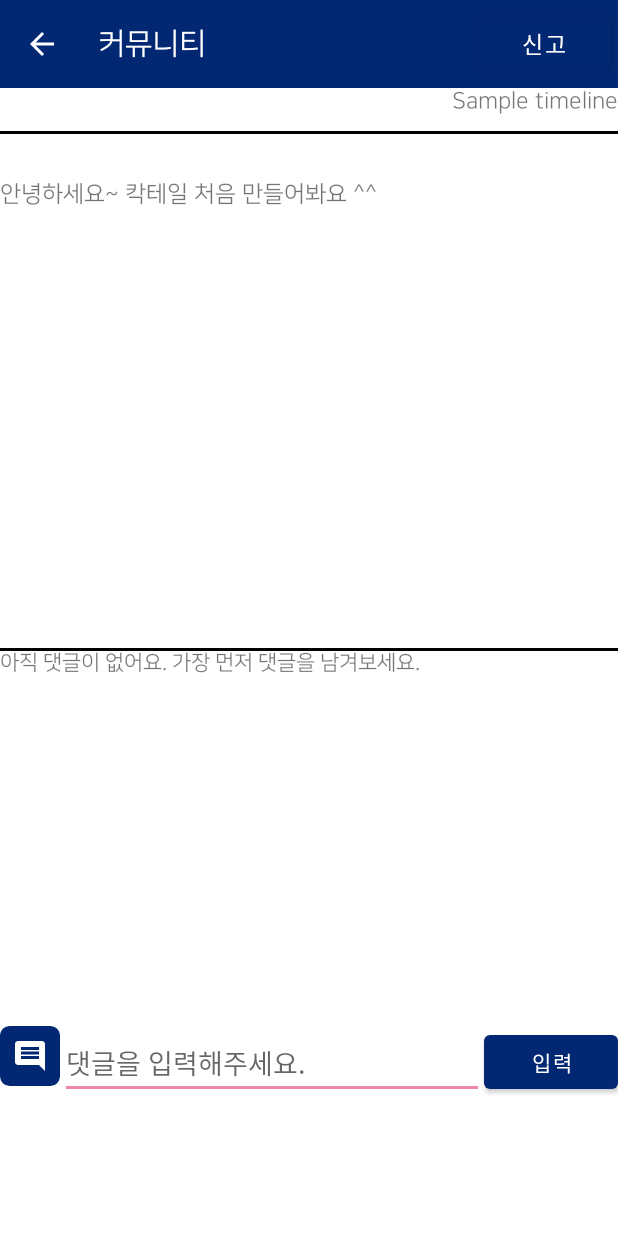
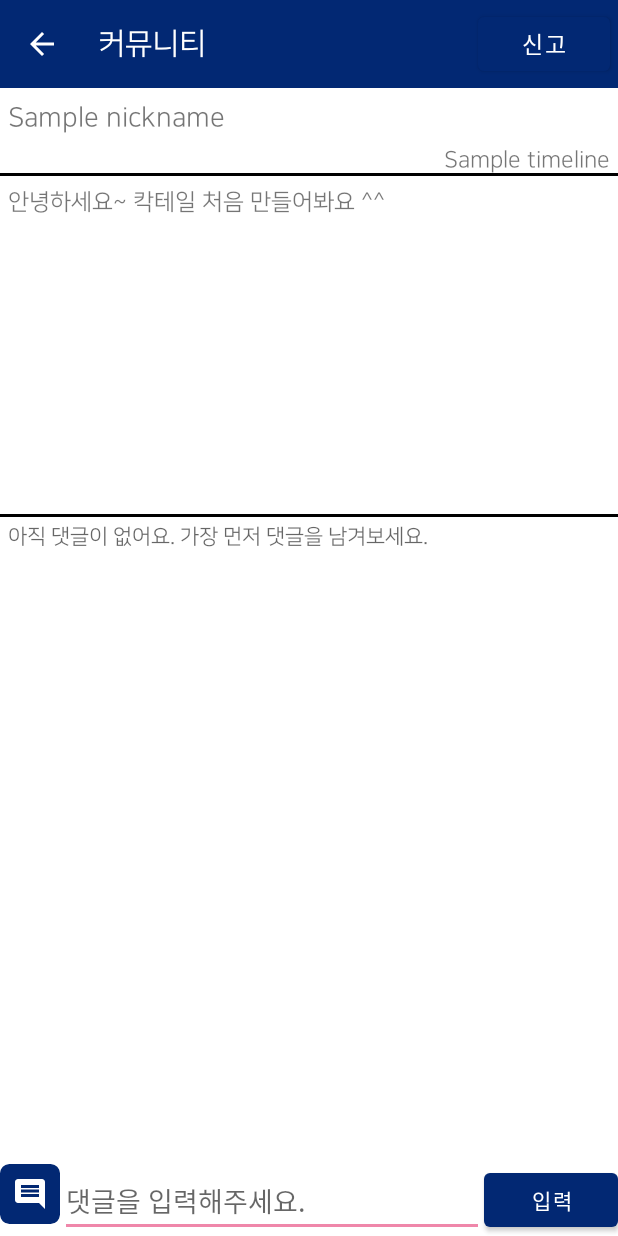
Before and after one commit to WiFros/Alcoholic, an Android app: the Community_post screen opened directly, with no data from a screen before it, on a phone screen of 412 x 824 dp. Run offline under Robolectric (Android 15) with nearby library versions, the phone set to English and light mode, and no system bars; our stand-ins replace Firebase (no records; nobody signed in at launch, a user with empty details on screens opened directly); 1 statement that could not run was skipped.

Commit message:
Community post design
커뮤니티 게시글의 잘린 부분,  커뮤니티 메인 페이지 리스트 디자인 수정

```diff
--- a/Alcoholics/app/src/main/java/com/hanul/alcoholic/MainActivity.java
+++ b/Alcoholics/app/src/main/java/com/hanul/alcoholic/MainActivity.java
@@ -99,6 +99,8 @@ public class MainActivity extends AppCompatActivity {
             super.onBackPressed();
         }
 
+            //super.onBackPressed();
+
         //이전화면이 로그인화면이라면 종료 물어보기
 
 
--- a/Alcoholics/app/src/main/java/com/hanul/alcoholic/Registe/LoginActivity.java
+++ b/Alcoholics/app/src/main/java/com/hanul/alcoholic/Registe/LoginActivity.java
@@ -74,6 +74,7 @@ public class LoginActivity extends AppCompatActivity {
                             if (task.isSuccessful()){
                                 //로그인 성공
                                 Intent intent = new Intent(LoginActivity.this, MainActivity.class);
+                                intent.putExtra("login", 1000);
                                 startActivity(intent);
                                 //finish(); // 현재 액티비티 파괴
                             }else {
--- a/Alcoholics/app/src/main/res/layout/fragment_community_board.xml
+++ b/Alcoholics/app/src/main/res/layout/fragment_community_board.xml
@@ -43,7 +43,8 @@
         <androidx.recyclerview.widget.RecyclerView
             android:id="@+id/board_recycleView"
             android:layout_width="match_parent"
-            android:layout_height="603dp" />
+            android:layout_height="603dp"
+            />
 
     </LinearLayout>
 
--- a/Alcoholics/app/src/main/res/layout/fragment_community_post.xml
+++ b/Alcoholics/app/src/main/res/layout/fragment_community_post.xml
@@ -1,12 +1,22 @@
 <?xml version="1.0" encoding="utf-8"?>
-<LinearLayout xmlns:android="http://schemas.android.com/apk/res/android"
+<androidx.constraintlayout.widget.ConstraintLayout xmlns:android="http://schemas.android.com/apk/res/android"
     xmlns:tools="http://schemas.android.com/tools"
+    xmlns:app="http://schemas.android.com/apk/res-auto"
     android:layout_width="match_parent"
     android:layout_height="match_parent"
-    xmlns:app="http://schemas.android.com/apk/res-auto"
-    tools:context=".Board"
+    >
+
+    <LinearLayout
+
+        android:id="@+id/postContent"
+        android:layout_width="match_parent"
+
+        android:layout_height="500dp"
         android:orientation="vertical"
-    android:id= "@+id/postContent">
+        app:layout_constraintEnd_toEndOf="parent"
+        app:layout_constraintStart_toStartOf="parent"
+        app:layout_constraintTop_toTopOf="parent"
+        tools:context=".Board">
 
 
         <androidx.appcompat.widget.Toolbar
@@ -14,20 +24,22 @@
             android:layout_width="match_parent"
             android:layout_height="wrap_content"
             android:background="?attr/colorPrimary">
+
             <ImageButton
                 android:id="@+id/btn_back"
                 android:layout_width="wrap_content"
                 android:layout_height="wrap_content"
+                android:layout_marginRight="25dp"
                 android:background="#00000000"
-            android:src="@drawable/ic_baseline_arrow_back_24"
-            android:layout_marginRight="25dp"/>
+                android:src="@drawable/ic_baseline_arrow_back_24" />
+
             <TextView
                 android:layout_width="wrap_content"
                 android:layout_height="wrap_content"
-            android:textSize="20sp"
                 android:text="@string/menu_community"
                 android:textColor="@color/white"
-            />
+                android:textSize="20sp" />
+
             <Button
                 android:id="@+id/btn_report"
                 android:layout_width="wrap_content"
@@ -35,8 +47,8 @@
                 android:layout_gravity="right"
                 android:layout_margin="5dp"
                 android:padding="3dp"
+                android:text="신고"
                 android:textColor="@color/white"
-            android:text="신고"
                 android:textSize="15sp">
 
             </Button>
@@ -52,28 +64,30 @@
                 android:id="@+id/nickname"
                 android:layout_width="wrap_content"
                 android:layout_height="wrap_content"
+                android:layout_margin="5dp"
                 android:text="Sample nickname"
                 android:textSize="18sp"
                 app:layout_constraintBottom_toTopOf="@+id/timeline"
-            app:layout_constraintStart_toStartOf="parent" />
+                app:layout_constraintStart_toStartOf="parent"
+                app:layout_constraintTop_toTopOf="parent" />
 
             <TextView
                 android:id="@+id/timeline"
                 android:layout_width="match_parent"
                 android:layout_height="wrap_content"
+                android:layout_margin="5dp"
                 android:gravity="right"
                 android:text="Sample timeline"
                 android:textSize="15sp"
+                app:layout_constraintBottom_toBottomOf="parent"
                 app:layout_constraintEnd_toEndOf="parent"
                 app:layout_constraintHorizontal_bias="0.0"
                 app:layout_constraintStart_toStartOf="parent"
-            tools:ignore="MissingConstraints"
-            tools:layout_editor_absoluteY="32dp" />
+                tools:ignore="MissingConstraints" />
 
             <View
                 android:layout_width="match_parent"
                 android:layout_height="3px"
-            android:layout_marginTop="11dp"
                 android:background="#000000"
                 app:layout_constraintEnd_toEndOf="parent"
                 app:layout_constraintStart_toStartOf="parent"
@@ -86,9 +100,11 @@
         <TextView
             android:id="@+id/post"
             android:layout_width="match_parent"
-        android:layout_height="300dp"
+            android:layout_height="200dp"
             android:text="안녕하세요~ 칵테일 처음 만들어봐요 ^^"
-        android:textSize="15sp"/>
+            android:layout_margin="5dp"
+            android:textSize="15sp" />
+
         <View
             android:layout_width="match_parent"
             android:layout_height="3px"
@@ -97,27 +113,35 @@
             app:layout_constraintEnd_toEndOf="parent"
             app:layout_constraintStart_toStartOf="parent"
             app:layout_constraintTop_toBottomOf="@+id/post" />
+
         <TextView
             android:id="@+id/reply_list"
             android:layout_width="match_parent"
-        android:layout_height="250dp"
-        android:text="아직 댓글이 없어요. 가장 먼저 댓글을 남겨보세요."
-        android:textSize="14sp"/>
+            android:layout_height="200dp"
+            android:layout_margin="5dp"
+            android:hint="아직 댓글이 없어요. 가장 먼저 댓글을 남겨보세요."
+            android:textSize="14sp" />
 
 
+    </LinearLayout>
 
     <LinearLayout
+        android:id="@+id/reply_layout"
         android:layout_width="match_parent"
-        android:layout_height="match_parent"
-        android:orientation="horizontal">
+        android:layout_height="wrap_content"
+        android:orientation="horizontal"
+        app:layout_constraintBottom_toBottomOf="parent"
+        app:layout_constraintEnd_toEndOf="parent"
+        app:layout_constraintStart_toStartOf="parent">
+
         <ImageView
             android:id="@+id/imageButton"
             android:layout_width="40dp"
             android:layout_height="40dp"
+            android:background="@drawable/round"
+            android:clipToOutline="true"
             android:scaleType="centerInside"
-            android:background="@drawable/round"
             app:srcCompat="@drawable/icon_comment"
-            android:clipToOutline="true"
 
             />
 
@@ -129,10 +153,10 @@
             android:ems="10"
             android:gravity="start|top"
             android:hint="댓글을 입력해주세요."
+            android:imeOptions="actionDone"
             android:inputType="textMultiLine"
-            android:singleLine="true"
-            android:imeOptions="actionDone"
-            android:maxLines="10" />
+            android:maxLines="10"
+            android:singleLine="true" />
 
         <Button
             android:id="@+id/enter"
@@ -145,5 +169,4 @@
 
     </LinearLayout>
 
-
-</LinearLayout>
+</androidx.constraintlayout.widget.ConstraintLayout>
```
Also changed, not shown: Alcoholics/app/src/main/res/layout/recycle_item.xml (+24 -14 lines). Lines whose indentation alone changed are shown as unchanged.
